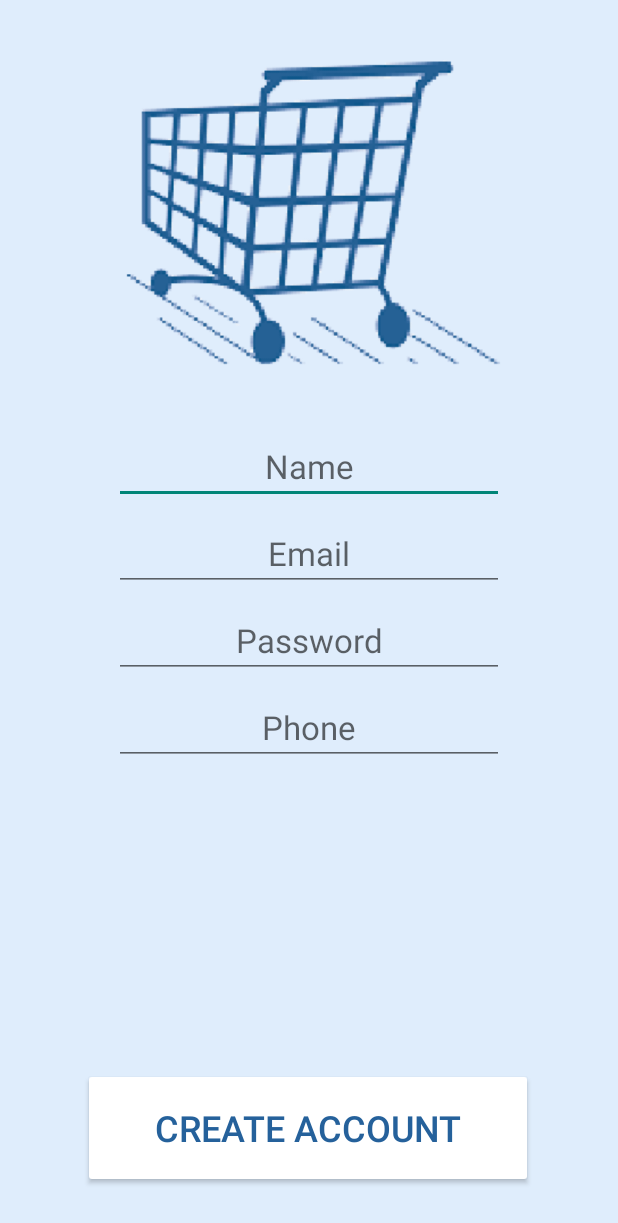
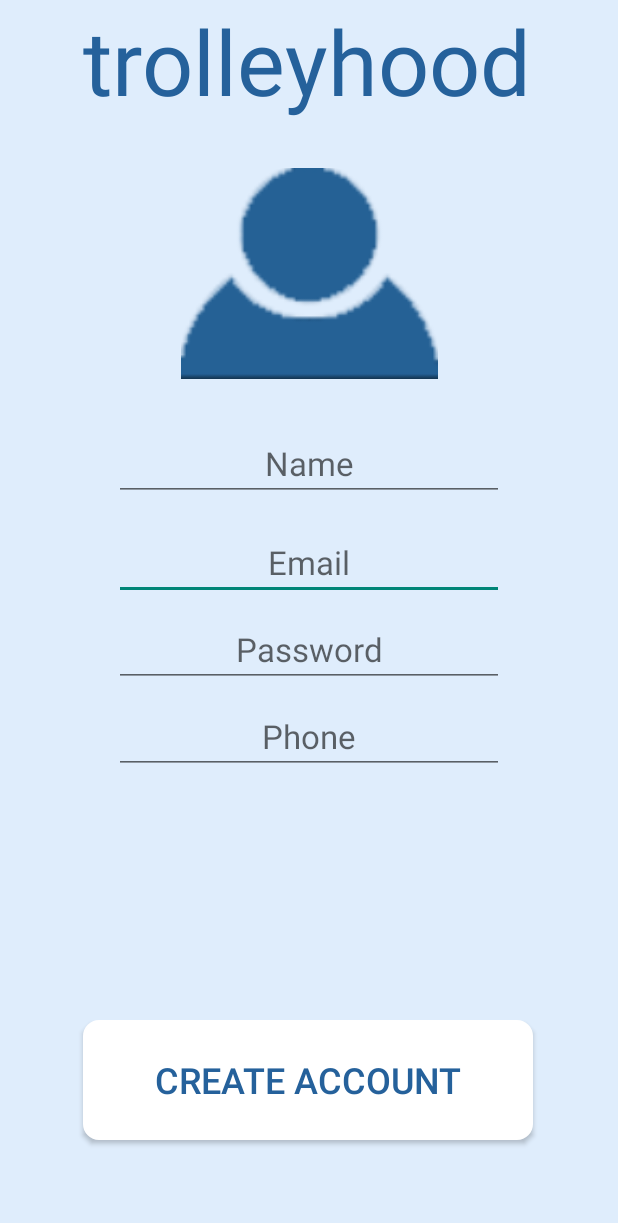
Before and after one commit to 224107/trolleyhood, an Android app: the CreateAccount screen opened directly, with no data from a screen before it, on a phone screen of 412 x 824 dp. Shown: the top 1223 px of the screen. Run offline under Robolectric (Android 15) with nearby library versions, the phone set to English and light mode, and no system bars; our stand-ins replace Firebase (no records; nobody signed in at launch, a user with empty details on screens opened directly).

Commit message:
aplikacja warta 5k

```diff
--- a/app/src/main/res/layout/create_account.xml
+++ b/app/src/main/res/layout/create_account.xml
@@ -7,40 +7,11 @@
     android:layout_height="match_parent"
     android:background="@color/c3">
 
-    <ImageView
-        android:id="@+id/imgCart"
-        android:layout_width="315dp"
-        android:layout_height="254dp"
-        android:layout_marginTop="16dp"
-        android:background="@color/c3"
-        android:backgroundTint="@color/c3"
-        android:contentDescription="@string/app_name"
-        app:layout_constraintEnd_toEndOf="parent"
-        app:layout_constraintHorizontal_bias="0.592"
-        app:layout_constraintStart_toStartOf="parent"
-        app:layout_constraintTop_toTopOf="parent"
-        app:srcCompat="@drawable/cart" />
-
-    <EditText
-        android:id="@+id/nameText"
-        android:layout_width="wrap_content"
-        android:layout_height="wrap_content"
-        android:layout_marginTop="16dp"
-        android:ems="10"
-        android:gravity="center"
-        android:hint="@string/name"
-        android:importantForAutofill="no"
-        android:inputType="textPersonName"
-        android:textSize="22sp"
-        app:layout_constraintEnd_toEndOf="parent"
-        app:layout_constraintStart_toStartOf="parent"
-        app:layout_constraintTop_toBottomOf="@+id/imgCart" />
-
     <EditText
         android:id="@+id/emailText"
         android:layout_width="wrap_content"
         android:layout_height="wrap_content"
-        android:layout_marginTop="8dp"
+        android:layout_marginTop="16dp"
         android:ems="10"
         android:gravity="center"
         android:hint="@string/email"
@@ -50,6 +21,21 @@
         app:layout_constraintEnd_toEndOf="parent"
         app:layout_constraintStart_toStartOf="parent"
         app:layout_constraintTop_toBottomOf="@+id/nameText" />
+
+    <EditText
+        android:id="@+id/nameText"
+        android:layout_width="wrap_content"
+        android:layout_height="wrap_content"
+        android:layout_marginTop="284dp"
+        android:ems="10"
+        android:gravity="center"
+        android:hint="@string/name"
+        android:importantForAutofill="no"
+        android:inputType="textPersonName"
+        android:textSize="22sp"
+        app:layout_constraintEnd_toEndOf="parent"
+        app:layout_constraintStart_toStartOf="parent"
+        app:layout_constraintTop_toTopOf="@+id/textView" />
 
     <EditText
         android:id="@+id/passText"
@@ -85,7 +71,8 @@
         android:id="@+id/btnCreateAccount"
         android:layout_width="300dp"
         android:layout_height="80dp"
-        android:layout_marginBottom="32dp"
+        android:layout_marginBottom="64dp"
+        android:background="@drawable/my_button_bg"
         android:backgroundTint="@color/white"
         android:text="@string/create_acc"
         android:textColor="@color/c2"
@@ -95,6 +82,27 @@
         app:layout_constraintEnd_toEndOf="parent"
         app:layout_constraintHorizontal_bias="0.495"
         app:layout_constraintStart_toStartOf="parent"
-        app:strokeColor="@color/c2"
-        app:strokeWidth="3dp" />
+        app:strokeColor="@color/c2" />
+
+    <TextView
+        android:id="@+id/textView"
+        android:layout_width="wrap_content"
+        android:layout_height="wrap_content"
+        android:text="trolleyhood"
+        android:textColor="@color/c2"
+        android:textSize="60dp"
+        app:layout_constraintEnd_toEndOf="parent"
+        app:layout_constraintHorizontal_bias="0.491"
+        app:layout_constraintStart_toStartOf="parent"
+        app:layout_constraintTop_toTopOf="parent" />
+
+    <ImageView
+        android:id="@+id/imageView2"
+        android:layout_width="171dp"
+        android:layout_height="159dp"
+        app:layout_constraintBottom_toTopOf="@+id/nameText"
+        app:layout_constraintEnd_toEndOf="parent"
+        app:layout_constraintStart_toStartOf="parent"
+        app:layout_constraintTop_toBottomOf="@+id/textView"
+        app:srcCompat="@drawable/user" />
 </androidx.constraintlayout.widget.ConstraintLayout>
--- a/app/src/main/res/values/strings.xml
+++ b/app/src/main/res/values/strings.xml
@@ -11,13 +11,13 @@
     <string name="help">help your neighbours</string>
     <string name="ask">ask for help</string>
     <string name="title_activity_maps">Map</string>
-    <string name="set_location">Set Location</string>
+    <string name="set_location">SET LOCATION</string>
     <string name="street_">Street:</string>
     <string name="street">Street</string>
     <string name="no">no.</string>
     <string name="building">Building no.:</string>
     <string name="apartment">Apartment no.:</string>
-    <string name="set_marker">Set marker on your location</string>
+    <string name="set_marker">SET MARKER ON YOUR LOCATION</string>
     <string name="search_address">Find your address</string>
     <string name="confirm_location">Confirm location</string>
     <string name="city_">City:</string>
@@ -25,7 +25,7 @@
     <string name="ask_for_shopping">Ask for shopping</string>
     <string name="help_your_neighbours">Help your neighbours</string>
     <string name="settings">Settings</string>
-    <string name="select_neighbour">Select neighbour</string>
+    <string name="select_neighbour">SELECT NEIGHBOUR</string>
     <string name="change_name">change name</string>
     <string name="change_address">Change address</string>
     <string name="change_phone">Change phone</string>
```
Also changed, not shown: app/src/main/AndroidManifest.xml (+5 -5 lines), app/src/main/java/com/example/trolleyhood/Help.java (+5 -10 lines), app/src/main/java/com/example/trolleyhood/SomeonesOrder.java (+7 -8 lines), app/src/main/res/layout/activity_category_selection.xml (+20 -0 lines), app/src/main/res/layout/activity_main.xml (+35 -21 lines), app/src/main/res/layout/activity_set_qty.xml (+32 -28 lines), app/src/main/res/layout/activity_someones_order.xml (+15 -12 lines), app/src/main/res/layout/help.xml (+9 -6 lines), app/src/main/res/layout/help_or_ask.xml (+8 -6 lines), app/src/main/res/layout/set_location.xml (+8 -5 lines), app/src/main/res/layout/settings.xml (+8 -4 lines), app/src/main/res/layout/sign_in.xml (+39 -23 lines).
